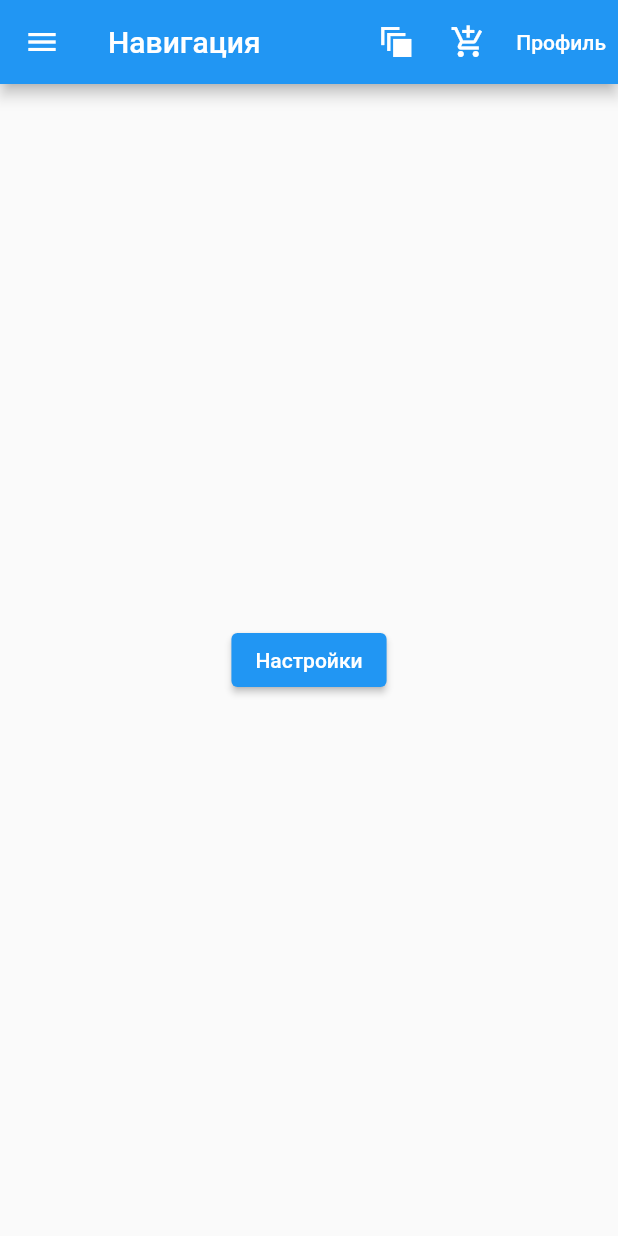
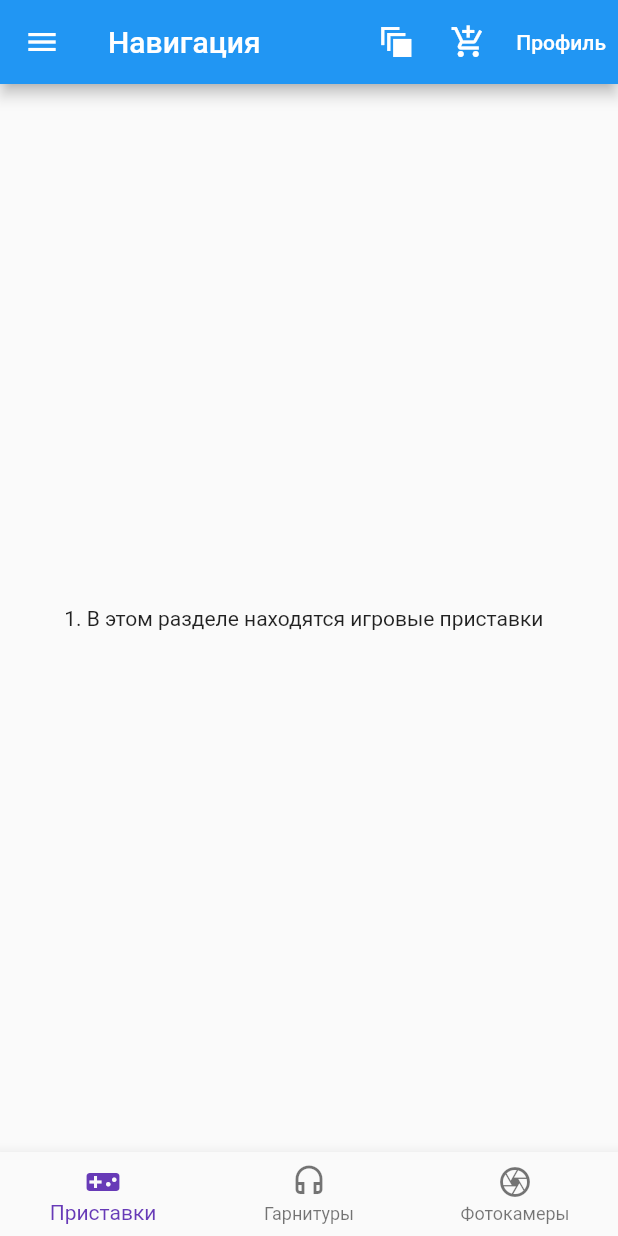
Before and after one commit to grafiktv/navigation_project, a Flutter app: the screen it shows after launch, on a phone screen of 412 x 824 dp. Run offline on Flutter 3.47's test engine with Material 2 defaults, Android fonts, the phone set to English and light mode, and no system bars.

```diff
--- a/lib/navi_routes.dart
+++ b/lib/navi_routes.dart
@@ -10,6 +10,12 @@ class FirstRoute extends StatefulWidget {
 class _FirstRouteState extends State<FirstRoute> {
 
   final _messengerKey = GlobalKey<ScaffoldMessengerState>();
+  var _currentPage = 0;
+
+  var _pages = [
+    Text('1. В этом разделе находятся игровые приставки  '),
+    Text('2. В этом разделе находится аудиотехника'),
+    Text('3. В этом разделе находится фототехника'),];
 
   @override
   Widget build(BuildContext context) {
@@ -87,13 +93,29 @@ class _FirstRouteState extends State<FirstRoute> {
           //body: Center(child: Text('Содержимое экрана')),
         ),
         body: Center(
-          child: ElevatedButton(
-            child: const Text('Настройки'),
-            onPressed: ()
-            {Navigator.push(context,
-                MaterialPageRoute(builder: (context) => const SecondRoute()),);
-            },
-          ),
+          child: _pages.elementAt(_currentPage),
+        ),
+        bottomNavigationBar: BottomNavigationBar(
+          items: [
+            BottomNavigationBarItem(
+              label: 'Приставки',
+              icon: Icon(Icons.videogame_asset),),
+            BottomNavigationBarItem(
+              label: 'Гарнитуры',
+              icon: Icon(Icons.headset_outlined),),
+            BottomNavigationBarItem(
+              label: 'Фотокамеры',
+              icon: Icon(Icons.camera_outlined),),
+          ],
+          currentIndex: _currentPage,
+          fixedColor: Colors.deepPurple,
+          onTap: (int intIndex)
+          {
+            setState (() {
+              _currentPage = intIndex;
+            });
+
+          },
         ),
       ),
     );
```
